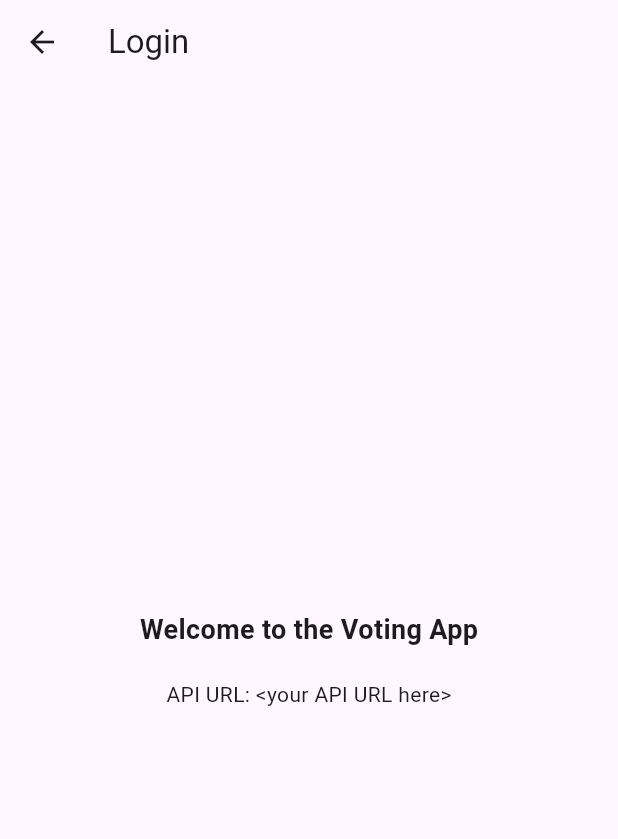
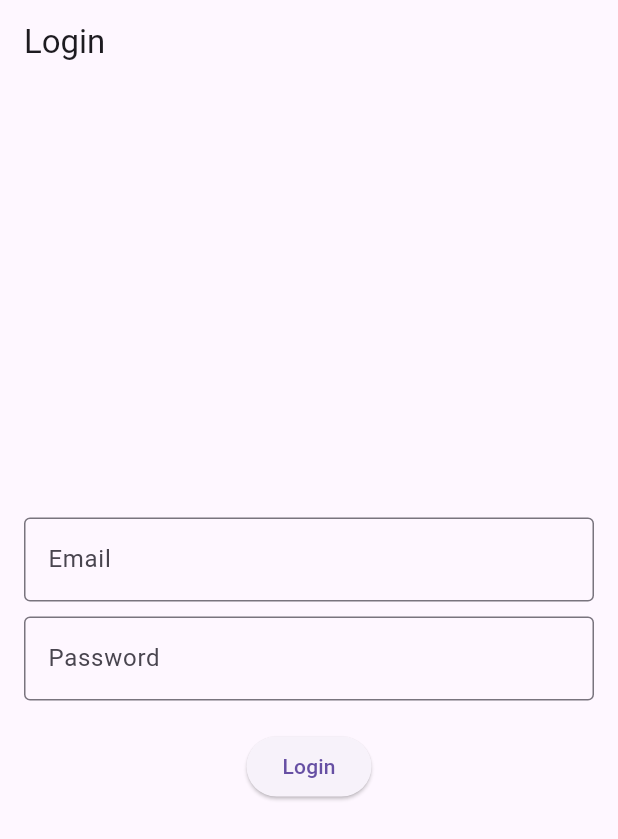
Before and after one commit to UdhayanithiM/voting_automation18, a Flutter app: the LoginScreen screen opened directly, on a phone screen of 412 x 824 dp. Shown: the top 839 px of the screen. Run offline on Flutter 3.47's test engine with Material 3 defaults, Android fonts, the phone set to English and light mode, and no system bars; our stand-ins replace firebase_core; accounts and stored records are empty.

Commit message:
Backup before update

```diff
--- a/lib/api_config.dart
+++ b/lib/api_config.dart
@@ -1 +1 @@
-const String apiBaseUrl = "https://13e8-152-58-253-127.ngrok-free.app/";
+const String apiBaseUrl = "https://7fc7-49-43-248-245.ngrok-free.app/"; // Replace with your NGROK URL
--- a/lib/screens/login_screen.dart
+++ b/lib/screens/login_screen.dart
@@ -1,22 +1,90 @@
 import 'package:flutter/material.dart';
+import '../services/api_service.dart'; // ✅ Import API service
 
-class LoginScreen extends StatelessWidget {
+class LoginScreen extends StatefulWidget {
+  const LoginScreen({super.key});
+
+  @override
+  State<LoginScreen> createState() => _LoginScreenState();
+}
+
+class _LoginScreenState extends State<LoginScreen> {
+  final TextEditingController emailController = TextEditingController();
+  final TextEditingController passwordController = TextEditingController();
+  bool isLoading = false; // ✅ Loading state
+
+  @override
+  void dispose() {
+    emailController.dispose();
+    passwordController.dispose();
+    super.dispose();
+  }
+
+  Future<void> handleLogin() async {
+    setState(() => isLoading = true);
+
+    String email = emailController.text.trim();
+    String password = passwordController.text.trim();
+
+    if (email.isEmpty || password.isEmpty) {
+      ScaffoldMessenger.of(context).showSnackBar(
+        const SnackBar(content: Text('Please enter email and password')),
+      );
+      setState(() => isLoading = false);
+      return;
+    }
+
+    print("🔍 Sending login request...");
+    var response = await ApiService.login(email, password);
+
+    setState(() => isLoading = false);
+
+    if (response.containsKey("error")) {
+      ScaffoldMessenger.of(context).showSnackBar(
+        SnackBar(content: Text(response["error"])),
+      );
+    } else {
+      ScaffoldMessenger.of(context).showSnackBar(
+        SnackBar(content: Text("Login Successful: ${response['message']}")),
+      );
+    }
+  }
+
   @override
   Widget build(BuildContext context) {
     return Scaffold(
-      appBar: AppBar(
-        title: Text('Login'),
-      ),
-      body: Center(
+      appBar: AppBar(title: const Text("Login")),
+      body: Padding(
+        padding: const EdgeInsets.all(16.0),
         child: Column(
           mainAxisAlignment: MainAxisAlignment.center,
           children: [
-            Text(
-              'Welcome to the Voting App',
-              style: TextStyle(fontSize: 18, fontWeight: FontWeight.bold),
+            TextField(
+              key: const Key('emailField'),
+              controller: emailController,
+              decoration: const InputDecoration(
+                labelText: "Email",
+                border: OutlineInputBorder(),
+              ),
             ),
-            SizedBox(height: 20),
-            Text('API URL: <your API URL here>'), // Update this with your ngrok URL
+            const SizedBox(height: 10),
+            TextField(
+              key: const Key('passwordField'),
+              controller: passwordController,
+              decoration: const InputDecoration(
+                labelText: "Password",
+                border: OutlineInputBorder(),
+              ),
+              obscureText: true,
+            ),
+            const SizedBox(height: 20),
+            isLoading
+                ? const CircularProgressIndicator() // ✅ Show loading spinner
+                : ElevatedButton(
+              key: const Key('loginButton'),
+              onPressed: handleLogin,
+              child: const Text("Login"),
+            ),
           ],
         ),
       ),
--- /dev/null
+++ b/lib/services/api_service.dart
@@ -0,0 +1,32 @@
+import 'dart:convert';
+import 'package:http/http.dart' as http;
+
+class ApiService {
+  // 🔹 UPDATE BASE URL BASED ON YOUR ENVIRONMENT
+  static const String baseUrl = "http://192.168.1.5:3000"; // Replace with your local/ngrok URL
+
+  // 🔹 LOGIN FUNCTION
+  static Future<Map<String, dynamic>> login(String email, String password) async {
+    final url = Uri.parse("$baseUrl/api/login");
+
+    try {
+      final response = await http.post(
+        url,
+        headers: {"Content-Type": "application/json"},
+        body: jsonEncode({"email": email, "password": password}),
+      );
+
+      if (response.statusCode == 200) {
+        final data = jsonDecode(response.body);
+        print("✅ Login Success: ${data['message']}");
+        return data;
+      } else {
+        print("❌ Error ${response.statusCode}: ${response.body}");
+        return {"error": "Login failed"};
+      }
+    } catch (e) {
+      print("🚨 Exception: $e");
+      return {"error": "Something went wrong"};
+    }
+  }
+}
```
Also changed, not shown: lib/main.dart (+6 -3 lines), lib/screens/registration_screen.dart (+6 -24 lines), mysql_backend/package.json (+6 -1 lines), mysql_backend/package-lock.json, pubspec.lock, 4 other files.
